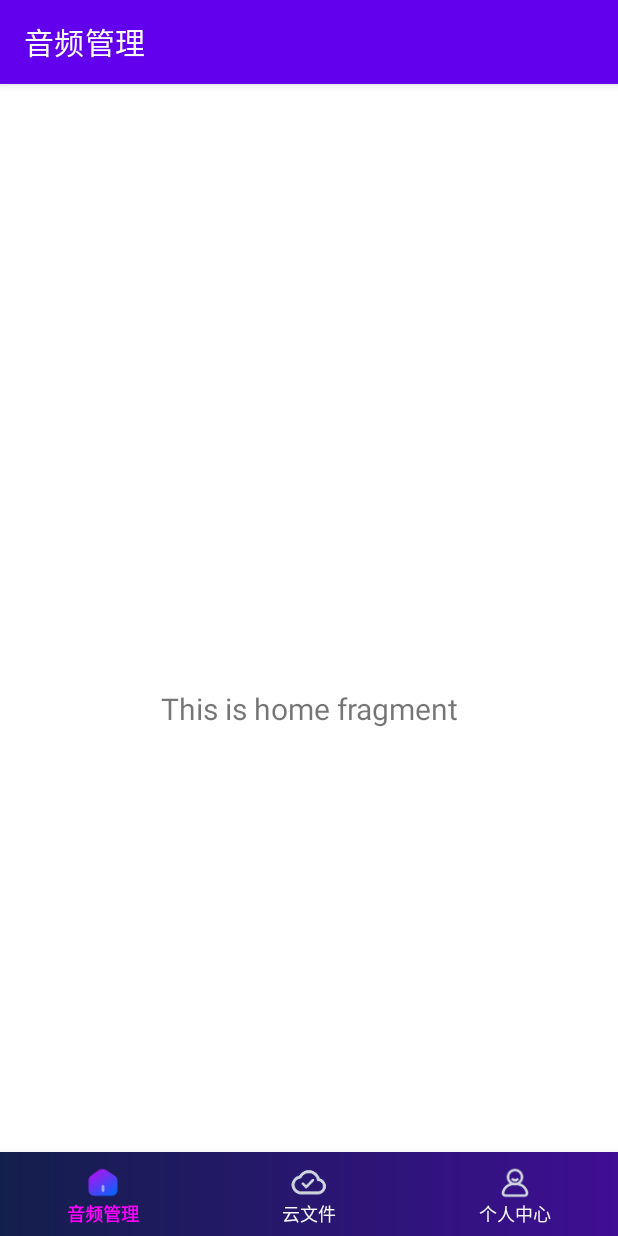
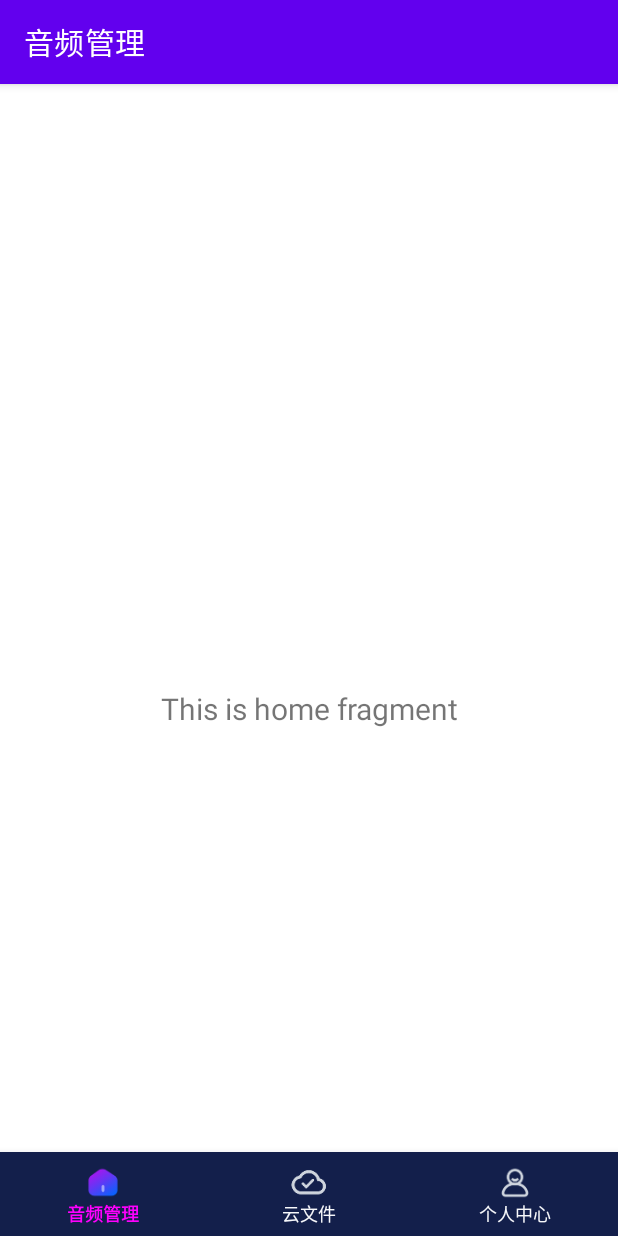
Before and after one commit to heweitykc/Test1Application, an Android app: the screen it shows after launch (MainActivity), on a phone screen of 412 x 824 dp. Run offline under Robolectric (Android 15) with nearby library versions, the phone set to English and light mode, and no system bars; our stand-ins replace navigation-ui.

Commit message:
Update bottom_navigation_background.xml

```diff
--- a/app/src/main/res/drawable/bottom_navigation_background.xml
+++ b/app/src/main/res/drawable/bottom_navigation_background.xml
@@ -3,7 +3,7 @@
 
     <item>
         <shape android:shape="rectangle">
-            <gradient android:type="linear" android:useLevel="true" android:startColor="#ff3e0e93" android:endColor="#ff131f4b" android:angle="180" />
+            <gradient android:type="linear" android:useLevel="true" android:startColor="#ff131f4b" android:endColor="#ff131f4b" android:angle="180" />
         </shape>
     </item>
 
```
